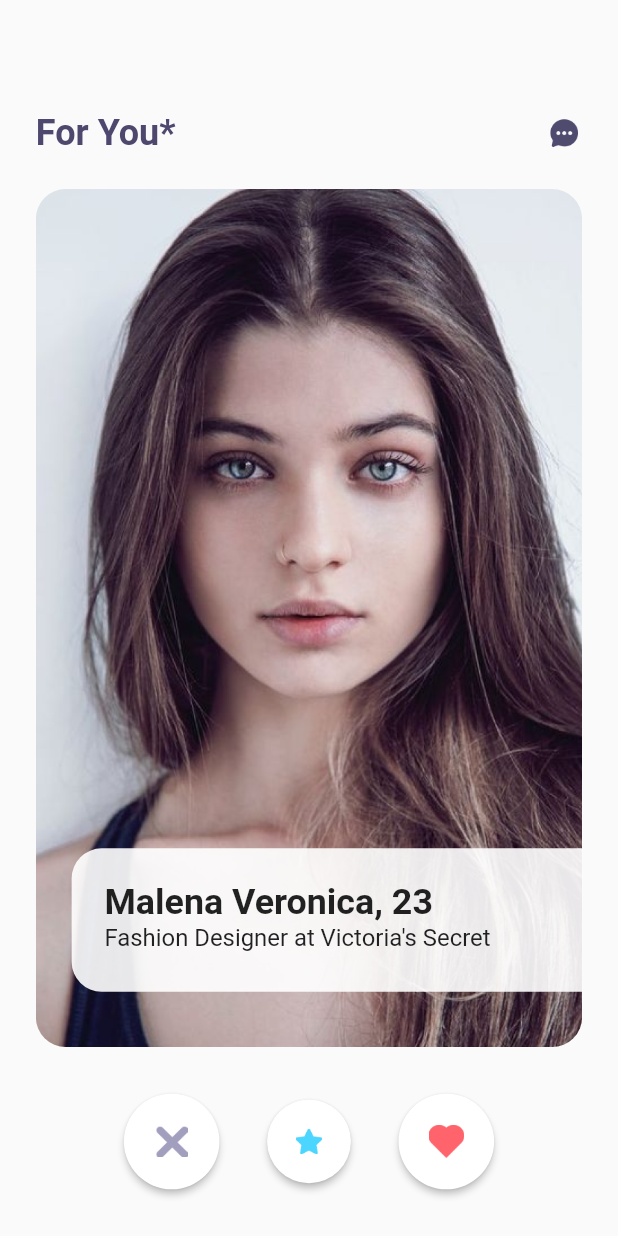
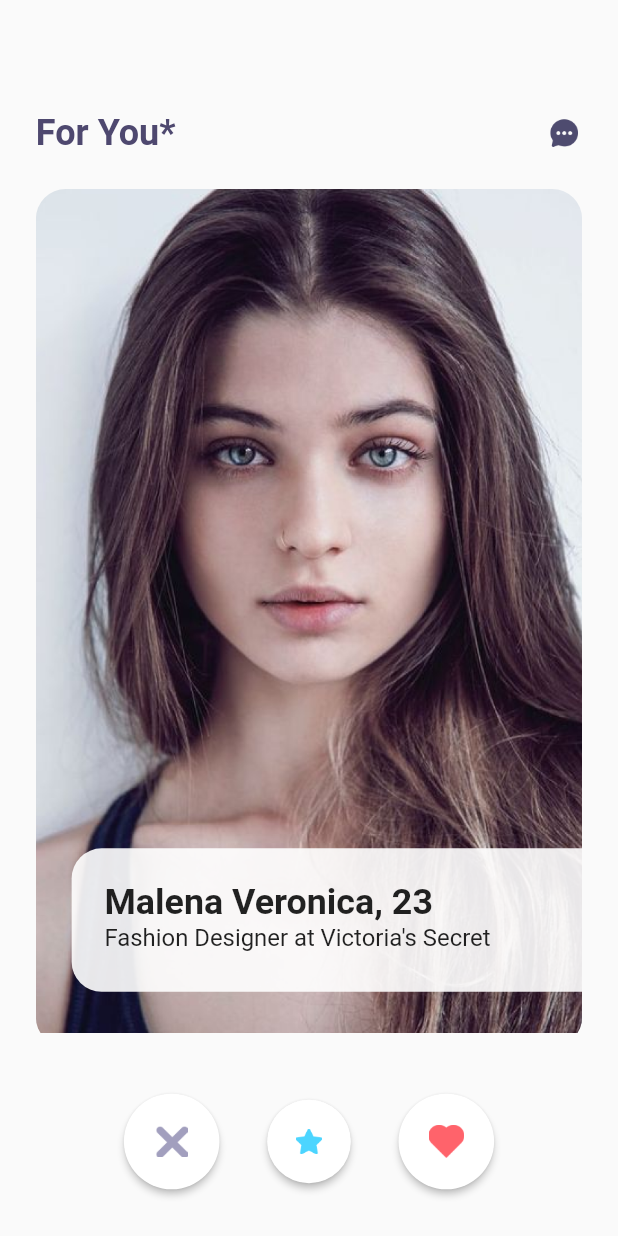
Before and after one commit to innovadeveloper/screen_util, a Flutter app: the screen it shows after launch, on a phone screen of 412 x 824 dp. Run offline on Flutter 3.47's test engine with Material 2 defaults, Android fonts, the phone set to English and light mode, and no system bars; our stand-ins replace flutter_screenutil.

Commit message:
landscape mode added

```diff
--- a/lib/screens/recommendation_screen.dart
+++ b/lib/screens/recommendation_screen.dart
@@ -7,29 +7,74 @@ class RecommendationScreen extends StatelessWidget {
   @override
   Widget build(BuildContext context) {
     var isPortrait = MediaQuery.of(context).orientation == Orientation.portrait;
-    if(isPortrait)
-      ScreenUtil.init(context, width: 414, height: 896, allowFontScaling: false);
+    if (isPortrait)
+      ScreenUtil.init(context,
+          width: 414, height: 896, allowFontScaling: false);
     else
-      ScreenUtil.init(context, width: 896, height: 414, allowFontScaling: false);
+      ScreenUtil.init(context,
+          width: 896, height: 414, allowFontScaling: false);
 
     return Scaffold(
-      body: isPortrait ? Column(
+        body: Column(
       children: <Widget>[
         _appBar(isPortrait),
         GestureDetector(
           onTap: () {
-              // Navigator.push(context, MaterialPageRoute(builder: (_) {
-              //   return RecommendationDetailScreen();
-              // }));
+            Navigator.push(context, MaterialPageRoute(builder: (_) {
+              return RecommendationDetailScreen();
+            }));
           },
+          child: _body(isPortrait),
+        ),
+        _footer(isPortrait),
+      ],
+    ));
+  }
+
+  Widget _footer(bool isPortrait) {
+    return Container(
+      // color: Colors.red,
+      height: ScreenUtil().setHeight(isPortrait ? 137 : 80),
+      child: BottomNav(
+        width: ScreenUtil().setWidth(248),
+        height: ScreenUtil().setHeight(64),
+        size1: ScreenUtil().setWidth(64),
+        size2: ScreenUtil().setWidth(56),
+        size3: ScreenUtil().setWidth(64),
+      ),
+    );
+  }
+
+  Widget _body(bool isPortrait) {
+    return ClipRRect(
+      borderRadius: BorderRadius.circular(20),
       child: Stack(
         children: <Widget>[
-                ClipRRect(
-                  borderRadius: BorderRadius.circular(20),
+          // seteando tamanios
+          Container(
+            // color: Colors.green,
+            width: ScreenUtil().setWidth(isPortrait ? 366 : 622),
+            height: ScreenUtil().setHeight(isPortrait ? 622 : 250),
+          ),
+          // Positioned(
+          //   bottom: -40,
+          //   right: 0,
+          //   child: Image(
+          //       image: AssetImage(
+          //         'assets/images/profile.png',
+          //       ),
+          //       fit: BoxFit.cover,
+          //       height: 200 + 120.0,
+          //       width: 200,
+          //     ),
+          // ),
+          Positioned(
+            top: ScreenUtil().setHeight(-10),
             child: Image.asset(
               'assets/images/profile.png',
-                    width: ScreenUtil().setWidth(366),
-                    height: ScreenUtil().setHeight(622),
+              width: ScreenUtil().setWidth(isPortrait ? 366 : 622),
+              height: ScreenUtil()
+                  .setHeight(isPortrait ? 622 : 350), // ajuste manual
               fit: BoxFit.cover,
             ),
           ),
@@ -37,8 +82,8 @@ class RecommendationScreen extends StatelessWidget {
             right: 0,
             bottom: ScreenUtil().setHeight(40),
             child: Container(
-                    width: ScreenUtil().setWidth(342),
-                    height: ScreenUtil().setHeight(104),
+              width: ScreenUtil().setWidth(isPortrait ? 342 : 420),
+              height: ScreenUtil().setHeight(isPortrait ? 104 : 80),
               decoration: BoxDecoration(
                 color: Colors.white.withOpacity(0.9),
                 borderRadius: BorderRadius.only(
@@ -47,9 +92,10 @@ class RecommendationScreen extends StatelessWidget {
                 ),
               ),
               child: Container(
+                // color: Colors.red,
                 padding: EdgeInsets.only(
                   left: ScreenUtil().setWidth(22),
-                        top: ScreenUtil().setHeight(24),
+                  top: ScreenUtil().setHeight(isPortrait ? 24 : 12),
                 ),
                 child: Column(
                   crossAxisAlignment: CrossAxisAlignment.start,
@@ -74,19 +120,6 @@ class RecommendationScreen extends StatelessWidget {
           ),
         ],
       ),
-          ),
-          Container(
-            height: ScreenUtil().setHeight(137),
-            child: BottomNav(
-              width: ScreenUtil().setWidth(248),
-              height: ScreenUtil().setHeight(64),
-              size1: ScreenUtil().setWidth(64),
-              size2: ScreenUtil().setWidth(56),
-              size3: ScreenUtil().setWidth(64),
-            ),
-          ),
-        ],
-      ) : Container(child: _appBar(isPortrait),),
     );
   }
 
```
Lines whose indentation alone changed are shown as unchanged.
